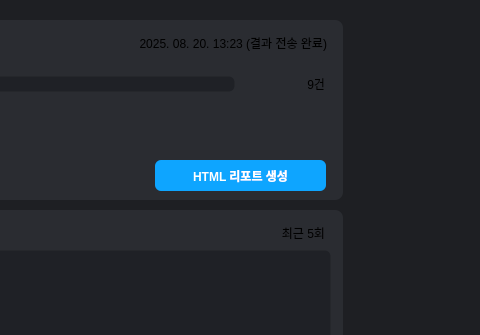
Old version of the form EDR/ui/main_window.ui in the repository Eedia/module-proejct-v01-EDR; both pictures show x 665 to 1145 and y 0 to 335 of the 1240 by 920 pixel window.
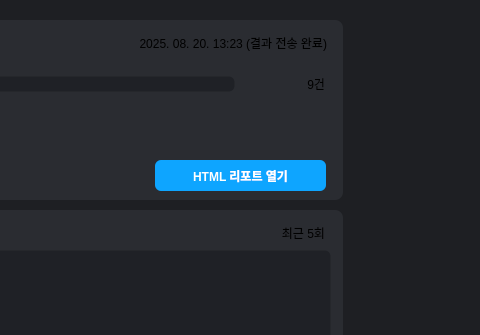
New version of the form.

Commit message: 종합 보고서 버튼

Patch:
```diff
--- a/EDR/ui/main_window.ui
+++ b/EDR/ui/main_window.ui
@@ -235,7 +235,7 @@
       </rect>
      </property>
      <property name="text">
-      <string>HTML 리포트 생성</string>
+      <string>HTML 리포트 열기</string>
      </property>
     </widget>
    </widget>
```
The commit also changes 1 other file.
